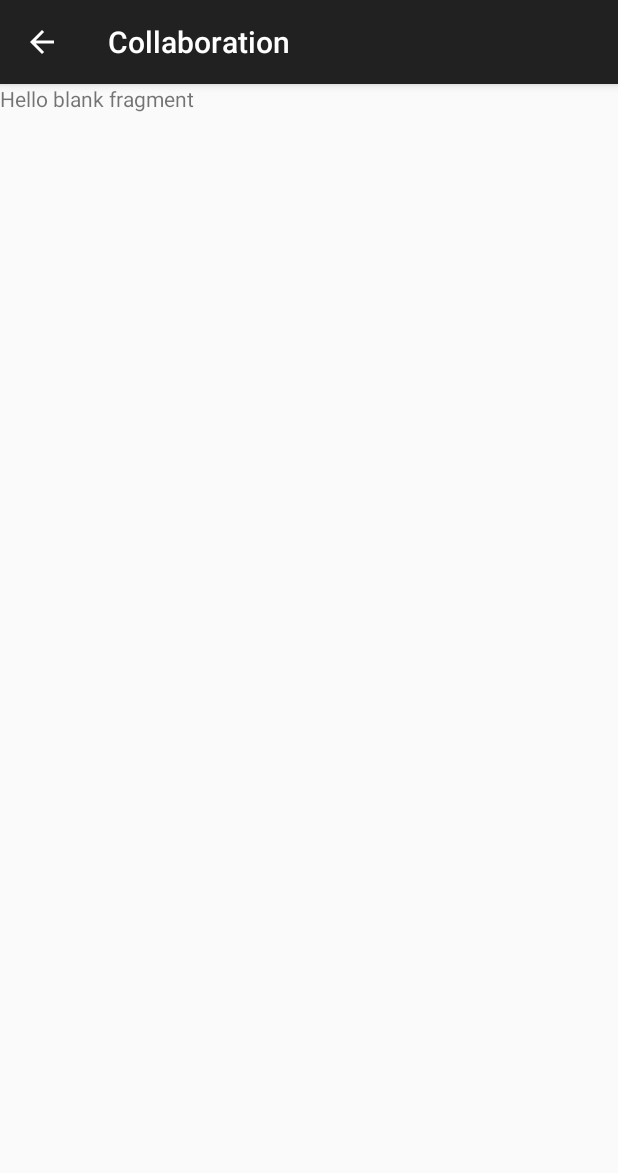
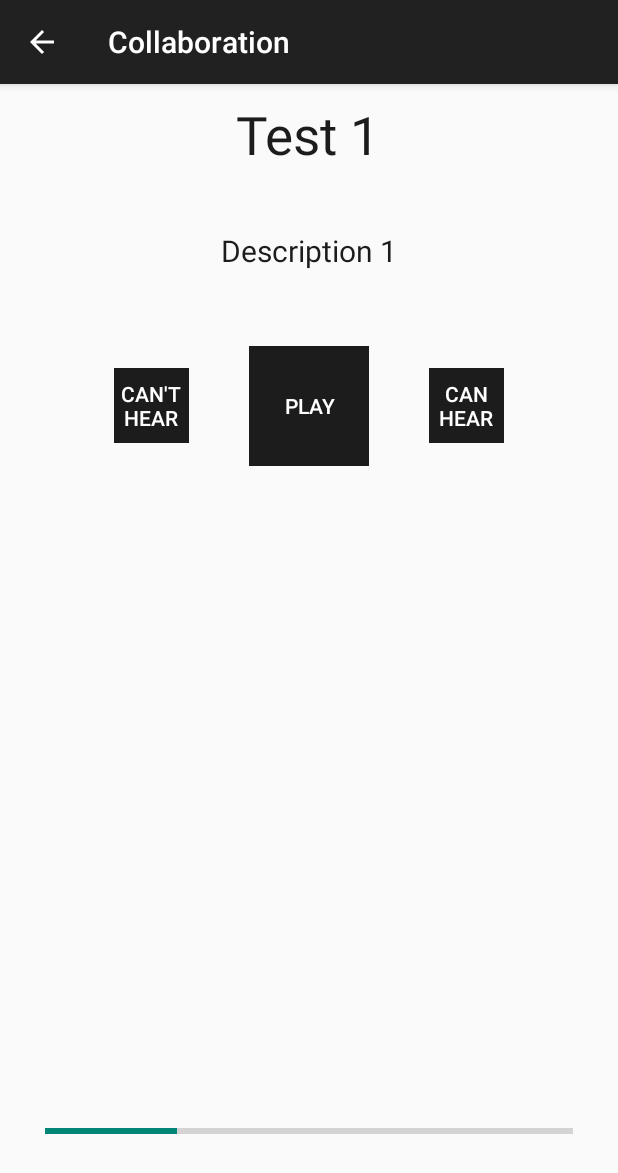
Before and after one commit to tel3342311/IHearYou, an Android app: the fragment CollaborationProcessFragment placed in its activity, on a phone screen of 412 x 824 dp. Shown: the top 1173 px of the screen. Run offline under Robolectric (Android 15) with nearby library versions, the light colour scheme and no system bars.

Commit message:
Add collaboration process class for flow control.

```diff
--- /dev/null
+++ b/app/src/main/java/com/ihy/ihearyou/datamodel/CollaborationProcess.java
@@ -0,0 +1,68 @@
+package com.ihy.ihearyou.datamodel;
+
+public class CollaborationProcess {
+
+    private static final String[] ProcessTitle =
+        {
+            "Test 1",
+            "Test 2",
+            "Test 3",
+            "Test 4"
+        };
+
+    private static final String[] ProcessDescription =
+        {
+            "Description 1",
+            "Description 2",
+            "Description 3",
+            "Description 4"
+        };
+
+    private static final String[] ProcessInformation =
+        {
+            "Info 1",
+            "Info 2",
+            "Info 3",
+            "Info 4"
+        };
+
+    private int mCurrentProcess;
+
+    public CollaborationProcess()
+    {
+        mCurrentProcess = -1;
+    }
+
+    public String getTitle()
+    {
+        return ProcessTitle[mCurrentProcess];
+    }
+
+    public String getDescription()
+    {
+        return ProcessDescription[mCurrentProcess];
+    }
+
+    public String getInformation()
+    {
+        return ProcessInformation[mCurrentProcess];
+    }
+
+    public int getTotalProcessCount()
+    {
+        return 4;
+    }
+
+    public int getCurrentProcess()
+    {
+        return mCurrentProcess;
+    }
+
+    public boolean stepToNextProcess()
+    {
+        mCurrentProcess++;
+        if(mCurrentProcess >= ProcessTitle.length)
+            return false;
+        return true;
+    }
+}
--- a/app/src/main/java/com/ihy/ihearyou/fragment/CollaborationProcessFragment.java
+++ b/app/src/main/java/com/ihy/ihearyou/fragment/CollaborationProcessFragment.java
@@ -6,8 +6,12 @@ import android.app.Fragment;
 import android.view.LayoutInflater;
 import android.view.View;
 import android.view.ViewGroup;
+import android.widget.Button;
+import android.widget.ProgressBar;
+import android.widget.TextView;
 
 import com.ihy.ihearyou.R;
+import com.ihy.ihearyou.datamodel.CollaborationProcess;
 
 public class CollaborationProcessFragment extends Fragment {
     public static CollaborationProcessFragment newInstance() {
@@ -24,14 +28,67 @@ public class CollaborationProcessFragment extends Fragment {
         super.onCreate(savedInstanceState);
     }
 
+    Button mPlayButton, mNoButton, mYesButton;
+    TextView mTitle, mDescription;
+    ProgressBar mProgress;
+
+    View.OnClickListener mButtonClickListener;
+    CollaborationProcess mProcessInstance;
+
     @Override
     public View onCreateView(LayoutInflater inflater, ViewGroup container,
                              Bundle savedInstanceState) {
         // Inflate the layout for this fragment
         View rootView = inflater.inflate(R.layout.fragment_collaboration_process, container, false);
 
+        mProcessInstance = new CollaborationProcess();
+
+        mPlayButton = (Button)rootView.findViewById(R.id.button_play);
+        mNoButton = (Button)rootView.findViewById(R.id.button_no);
+        mYesButton = (Button)rootView.findViewById(R.id.button_yes);
+        mTitle = (TextView)rootView.findViewById(R.id.text_title);
+        mDescription = (TextView)rootView.findViewById(R.id.text_description);
+        mProgress = (ProgressBar)rootView.findViewById(R.id.progress_bar);
+
+        mButtonClickListener = new View.OnClickListener() {
+            @Override
+            public void onClick(View v) {
+                if(v == mPlayButton)
+                {
+
+                }
+                else if(v == mYesButton)
+                {
+                    setupTestingUI();
+                }
+                else if(v == mNoButton)
+                {
+                    setupTestingUI();
+                }
+            }
+        };
+
+        mPlayButton.setOnClickListener(mButtonClickListener);
+        mYesButton.setOnClickListener(mButtonClickListener);
+        mNoButton.setOnClickListener(mButtonClickListener);
+
+        setupTestingUI();
+
         return rootView;
     }
 
-
+    private void setupTestingUI()
+    {
+        if(mProcessInstance.stepToNextProcess())
+        {
+            mTitle.setText(mProcessInstance.getTitle());
+            mDescription.setText(mProcessInstance.getDescription());
+            int percentage = (int)(((float)(mProcessInstance.getCurrentProcess() + 1) / (float)mProcessInstance.getTotalProcessCount()) * 100.f);
+            mProgress.setProgress(percentage);
+        }
+        else
+        {
+            getActivity().finish();
+        }
+    }
 }
--- a/app/src/main/res/layout/fragment_collaboration_main.xml
+++ b/app/src/main/res/layout/fragment_collaboration_main.xml
@@ -11,6 +11,7 @@
         android:layout_alignParentTop="true"
         android:textSize="@dimen/medium_font"
         android:layout_centerHorizontal="true"
+        android:gravity="center_horizontal"
         android:textColor="@color/background_black"/>
 
     <View
--- a/app/src/main/res/layout/fragment_collaboration_process.xml
+++ b/app/src/main/res/layout/fragment_collaboration_process.xml
@@ -1,10 +1,88 @@
-<FrameLayout xmlns:android="http://schemas.android.com/apk/res/android"
+<RelativeLayout xmlns:android="http://schemas.android.com/apk/res/android"
     xmlns:tools="http://schemas.android.com/tools" android:layout_width="match_parent"
     android:layout_height="match_parent"
-    tools:context="com.ihy.ihearyou.fragment.CollaborationProcessFragment">
+    tools:context="com.ihy.ihearyou.fragment.CollaborationProcessFragment"
+    android:layout_margin="10sp">
 
-    <!-- TODO: Update blank fragment layout -->
-    <TextView android:layout_width="match_parent" android:layout_height="match_parent"
-        android:text="@string/hello_blank_fragment" />
+    <TextView
+        android:id="@+id/text_title"
+        android:layout_width="wrap_content"
+        android:layout_height="wrap_content"
+        android:text="High Frequency Test(Left)"
+        android:layout_alignParentTop="true"
+        android:textSize="35sp"
+        android:layout_centerHorizontal="true"
+        android:gravity="center_horizontal"
+        android:textColor="@color/background_black"/>
 
-</FrameLayout>
+    <TextView
+        android:id="@+id/text_description"
+        android:layout_width="wrap_content"
+        android:layout_height="wrap_content"
+        android:text="Click play button and check if you could hear the sound."
+        android:textSize="@dimen/normal_font"
+        android:layout_centerHorizontal="true"
+        android:gravity="center_horizontal"
+        android:textColor="@color/background_black"
+        android:layout_below="@+id/text_title"
+        android:layout_marginTop="40sp"/>
+
+    <RelativeLayout
+        android:layout_width="fill_parent"
+        android:layout_height="wrap_content"
+        android:orientation="horizontal"
+        android:layout_below="@+id/text_description"
+        android:layout_marginTop="50sp"
+        android:layout_centerHorizontal="true">
+        <Button
+            android:id="@+id/button_no"
+            android:layout_width="50sp"
+            android:layout_height="50sp"
+            android:background="@color/background_black"
+            style="?android:attr/borderlessButtonStyle"
+            android:text="Can't hear"
+            android:textColor="@color/white_opaque"
+            android:layout_centerVertical="true"
+            android:layout_toLeftOf="@+id/button_play"
+            android:layout_toStartOf="@+id/button_play"
+            android:layout_marginRight="40sp"/>
+
+        <Button
+            android:id="@+id/button_play"
+            android:layout_width="80sp"
+            android:layout_height="80sp"
+            android:layout_centerVertical="true"
+            android:layout_centerHorizontal="true"
+            android:background="@color/background_black"
+            style="?android:attr/borderlessButtonStyle"
+            android:text="Play"
+            android:textColor="@color/white_opaque"
+            android:layout_centerInParent="true"
+            />
+
+        <Button
+            android:id="@+id/button_yes"
+            android:layout_width="50sp"
+            android:layout_height="50sp"
+            android:background="@color/background_black"
+            style="?android:attr/borderlessButtonStyle"
+            android:text="Can hear"
+            android:textColor="@color/white_opaque"
+            android:layout_centerVertical="true"
+            android:layout_toRightOf="@+id/button_play"
+            android:layout_toEndOf="@+id/button_play"
+            android:layout_marginLeft="40sp"/>
+    </RelativeLayout>
+
+    <ProgressBar
+        android:id="@+id/progress_bar"
+        android:layout_width="fill_parent"
+        android:layout_height="40sp"
+        android:layout_alignParentBottom="true"
+        android:layout_marginBottom="40sp"
+        android:layout_marginRight="20sp"
+        android:layout_marginLeft="20sp"
+        style="?android:attr/progressBarStyleHorizontal"
+        android:progress="25"/>
+
+</RelativeLayout>
```
